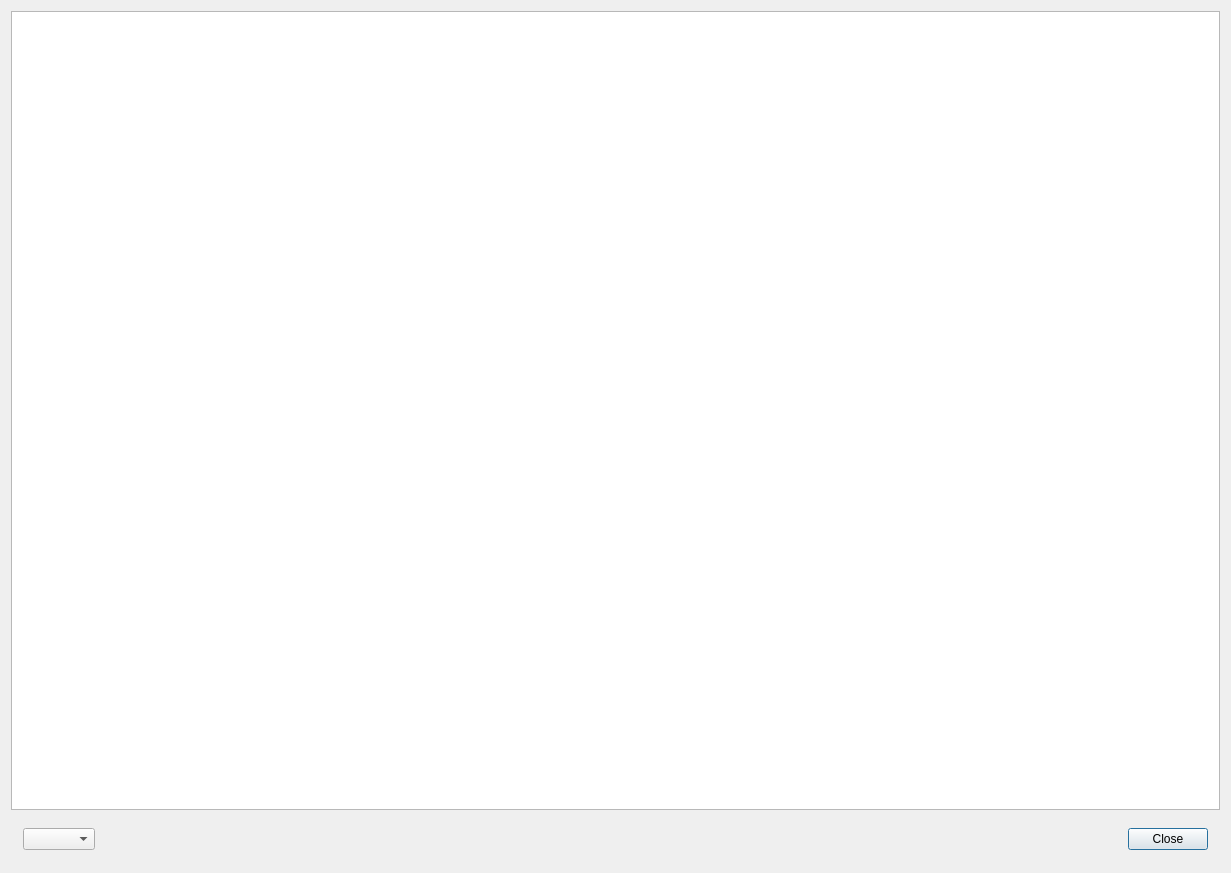
Old version of the form btl/ui/library.ui in the repository knipknap/better-tool-library.
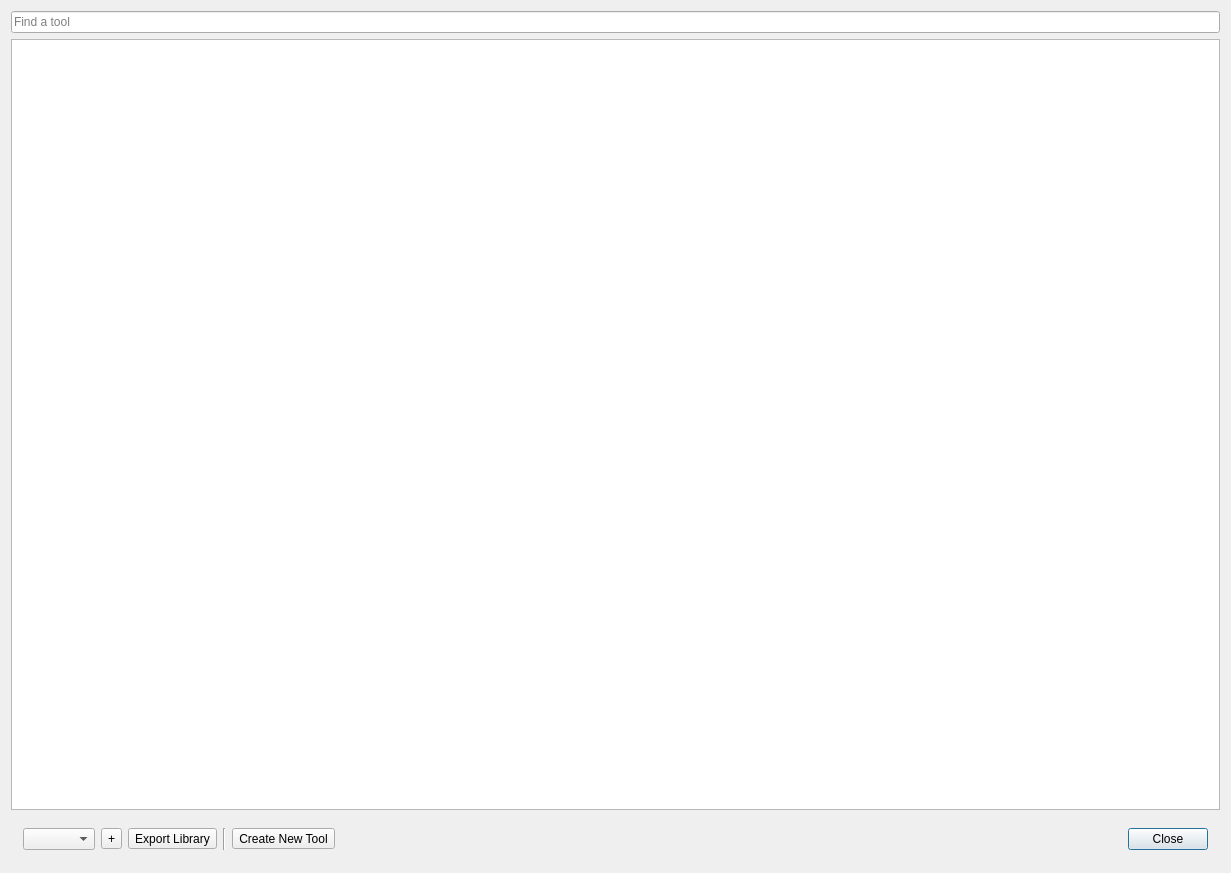
New version of the form.

Commit message: implement search in tool library dialog

Patch:
```diff
--- a/btl/ui/library.ui
+++ b/btl/ui/library.ui
@@ -22,14 +22,7 @@
   <layout class="QHBoxLayout" name="horizontalLayout">
    <item>
     <layout class="QGridLayout" name="gridLayout">
-     <item row="0" column="0">
-      <widget class="QListWidget" name="listWidgetTools">
-       <property name="sortingEnabled">
-        <bool>true</bool>
-       </property>
-      </widget>
-     </item>
-     <item row="1" column="0">
+     <item row="4" column="0">
       <layout class="QHBoxLayout" name="horizontalLayout_2">
        <property name="sizeConstraint">
         <enum>QLayout::SetMinimumSize</enum>
@@ -56,6 +49,43 @@
          </property>
         </widget>
        </item>
+       <item>
+        <widget class="QToolButton" name="toolButtonAddLibrary">
+         <property name="toolTip">
+          <string>Add a library</string>
+         </property>
+         <property name="text">
+          <string>+</string>
+         </property>
+        </widget>
+       </item>
+       <item>
+        <widget class="QToolButton" name="toolButtonExportLibrary">
+         <property name="toolTip">
+          <string>Export the current library</string>
+         </property>
+         <property name="text">
+          <string>Export Library</string>
+         </property>
+        </widget>
+       </item>
+       <item>
+        <widget class="Line" name="line">
+         <property name="orientation">
+          <enum>Qt::Vertical</enum>
+         </property>
+        </widget>
+       </item>
+       <item>
+        <widget class="QToolButton" name="toolButtonCreateTool">
+         <property name="toolTip">
+          <string>Create a new tool</string>
+         </property>
+         <property name="text">
+          <string>Create New Tool</string>
+         </property>
+        </widget>
+       </item>
        <item>
         <widget class="QDialogButtonBox" name="buttonBox">
          <property name="standardButtons">
@@ -65,6 +95,33 @@
        </item>
       </layout>
      </item>
+     <item row="3" column="0">
+      <widget class="QListWidget" name="listWidgetTools">
+       <property name="alternatingRowColors">
+        <bool>true</bool>
+       </property>
+       <property name="sortingEnabled">
+        <bool>true</bool>
+       </property>
+      </widget>
+     </item>
+     <item row="0" column="0">
+      <layout class="QHBoxLayout" name="horizontalLayout_4">
+       <item>
+        <widget class="QLineEdit" name="lineEditSearch">
+         <property name="frame">
+          <bool>true</bool>
+         </property>
+         <property name="placeholderText">
+          <string>Find a tool</string>
+         </property>
+         <property name="clearButtonEnabled">
+          <bool>true</bool>
+         </property>
+        </widget>
+       </item>
+      </layout>
+     </item>
     </layout>
    </item>
   </layout>
```
Left out of the diff: 11 changed lines with no effect on the pictures. The commit also changes 2 other files.
